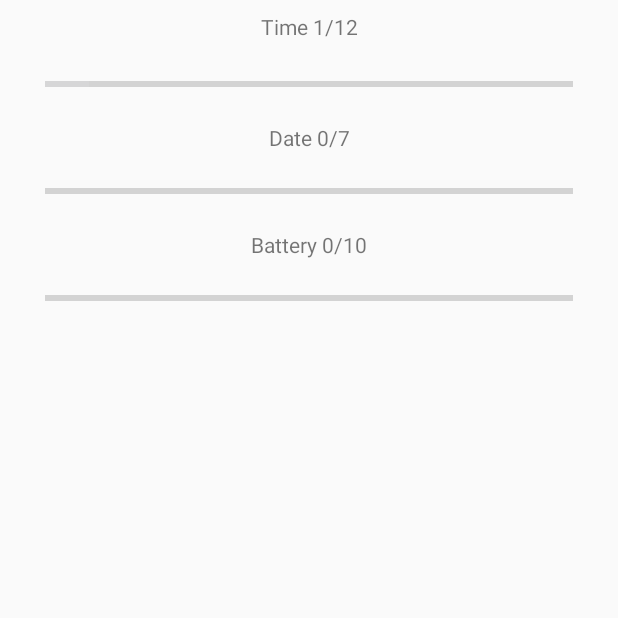
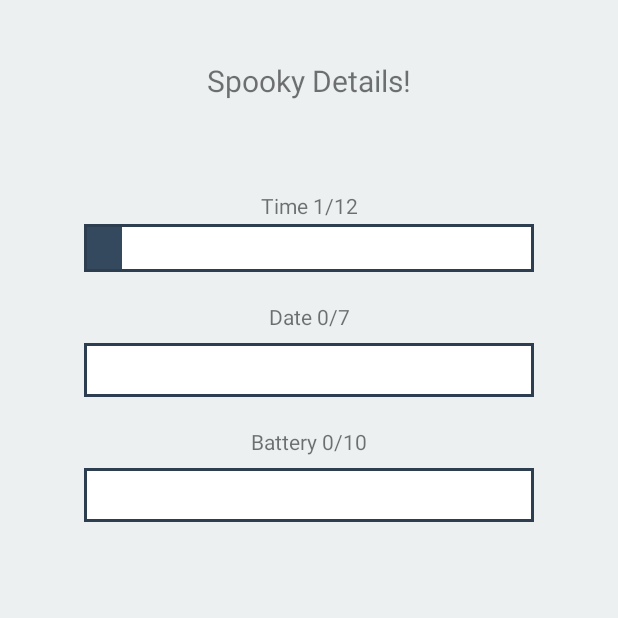
Before and after one commit to Luminations/spooky, an Android app: the SpookyDetail screen opened directly, with no data from a screen before it, on a phone screen of 412 x 824 dp, the top half of it. Run offline under Robolectric (Android 15) with nearby library versions, the phone set to English and light mode, and no system bars; 1 statement that could not run was skipped.

```diff
--- a/spooky/Programm/app/src/main/java/team1/red/zli/spookymeter/SpookyDetail.java
+++ b/spooky/Programm/app/src/main/java/team1/red/zli/spookymeter/SpookyDetail.java
@@ -20,6 +20,10 @@ public class SpookyDetail extends Activity{
         public void handleMessage(Message msg) {
             super.handleMessage(msg);
             ArrayList<Integer> spookyDetails = (ArrayList<Integer>) msg.obj;
+
+            //title
+            TextView titleText = findViewById(R.id.textView4);
+            titleText.setText("Spooky Details!");
 
             //time
             ProgressBar timeProgress = findViewById(R.id.progressBar2);
--- a/spooky/Programm/app/src/main/res/layout/spooky_detail.xml
+++ b/spooky/Programm/app/src/main/res/layout/spooky_detail.xml
@@ -1,19 +1,18 @@
 <?xml version="1.0" encoding="utf-8"?>
-<android.support.constraint.ConstraintLayout
-    xmlns:android="http://schemas.android.com/apk/res/android"
+<android.support.constraint.ConstraintLayout xmlns:android="http://schemas.android.com/apk/res/android"
     xmlns:app="http://schemas.android.com/apk/res-auto"
     xmlns:tools="http://schemas.android.com/tools"
     android:layout_width="match_parent"
-    android:layout_height="match_parent">
+    android:layout_height="match_parent"
+    android:background="#ecf0f1">
 
     <ProgressBar
         android:id="@+id/progressBar2"
         style="?android:attr/progressBarStyleHorizontal"
-        android:layout_width="352dp"
-        android:layout_height="36dp"
-        android:layout_marginEnd="8dp"
-        android:layout_marginStart="8dp"
-        android:layout_marginTop="8dp"
+        android:layout_width="300dp"
+        android:layout_height="32dp"
+        android:background="#FFF"
+        android:progressDrawable="@drawable/custom_progressbar"
         app:layout_constraintEnd_toEndOf="parent"
         app:layout_constraintStart_toStartOf="parent"
         app:layout_constraintTop_toBottomOf="@+id/textView3" />
@@ -24,20 +23,23 @@
         android:layout_height="22dp"
         android:layout_marginEnd="8dp"
         android:layout_marginStart="8dp"
-        android:layout_marginTop="8dp"
+        android:layout_marginTop="60dp"
+        android:background="#ecf0f1"
         android:text="Time"
         android:textAlignment="center"
         app:layout_constraintEnd_toEndOf="parent"
+        app:layout_constraintHorizontal_bias="0.503"
         app:layout_constraintStart_toStartOf="parent"
-        app:layout_constraintTop_toTopOf="parent" />
+        app:layout_constraintTop_toBottomOf="@+id/textView4" />
 
     <TextView
         android:id="@+id/textView5"
+
         android:layout_width="183dp"
         android:layout_height="wrap_content"
         android:layout_marginEnd="8dp"
         android:layout_marginStart="8dp"
-        android:layout_marginTop="8dp"
+        android:layout_marginTop="20dp"
         android:text="Date"
         android:textAlignment="center"
         app:layout_constraintEnd_toEndOf="parent"
@@ -47,11 +49,12 @@
     <ProgressBar
         android:id="@+id/progressBar4"
         style="?android:attr/progressBarStyleHorizontal"
-        android:layout_width="352dp"
+        android:layout_width="300dp"
         android:layout_height="36dp"
         android:layout_marginEnd="8dp"
         android:layout_marginStart="8dp"
         android:layout_marginTop="8dp"
+        android:progressDrawable="@drawable/custom_progressbar"
         app:layout_constraintEnd_toEndOf="parent"
         app:layout_constraintStart_toStartOf="parent"
         app:layout_constraintTop_toBottomOf="@+id/textView5" />
@@ -62,7 +65,7 @@
         android:layout_height="wrap_content"
         android:layout_marginEnd="8dp"
         android:layout_marginStart="8dp"
-        android:layout_marginTop="8dp"
+        android:layout_marginTop="20dp"
         android:text="Battery"
         android:textAlignment="center"
         app:layout_constraintEnd_toEndOf="parent"
@@ -72,13 +75,27 @@
     <ProgressBar
         android:id="@+id/progressBar"
         style="?android:attr/progressBarStyleHorizontal"
-        android:layout_width="352dp"
+        android:layout_width="300dp"
         android:layout_height="36dp"
         android:layout_marginEnd="8dp"
         android:layout_marginStart="8dp"
         android:layout_marginTop="8dp"
+        android:progressDrawable="@drawable/custom_progressbar"
         app:layout_constraintEnd_toEndOf="parent"
         app:layout_constraintStart_toStartOf="parent"
         app:layout_constraintTop_toBottomOf="@+id/textView2" />
 
+    <TextView
+        android:id="@+id/textView4"
+        android:layout_width="wrap_content"
+        android:layout_height="wrap_content"
+        android:layout_marginEnd="8dp"
+        android:layout_marginStart="8dp"
+        android:layout_marginTop="40dp"
+        android:text="TextView"
+        android:textSize="20sp"
+        app:layout_constraintEnd_toEndOf="parent"
+        app:layout_constraintStart_toStartOf="parent"
+        app:layout_constraintTop_toTopOf="parent" />
+
 </android.support.constraint.ConstraintLayout>
```
